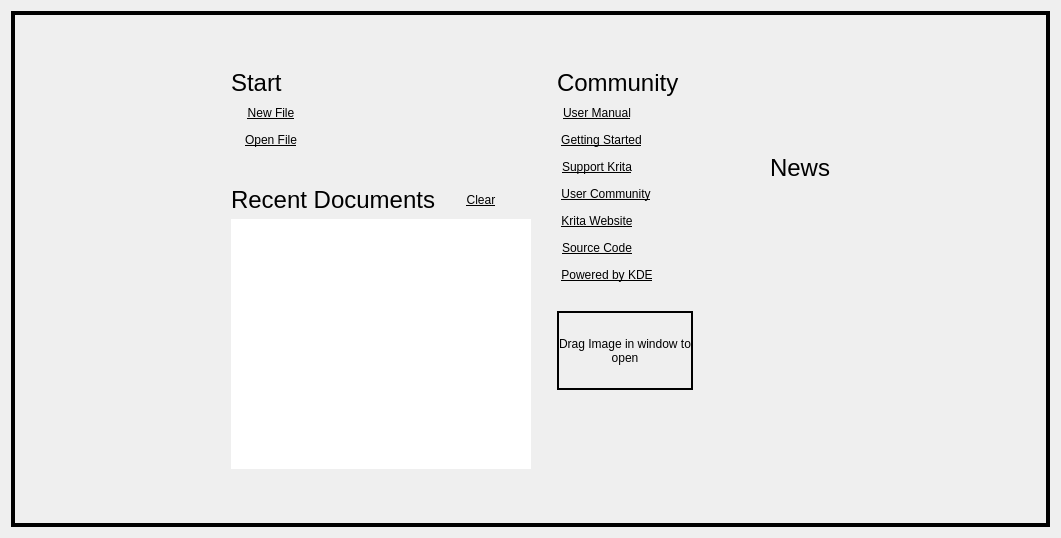
The window that libs/ui/forms/KisWelcomePage.ui (KDE/krita) describes before a commit, drawn with Qt 5.
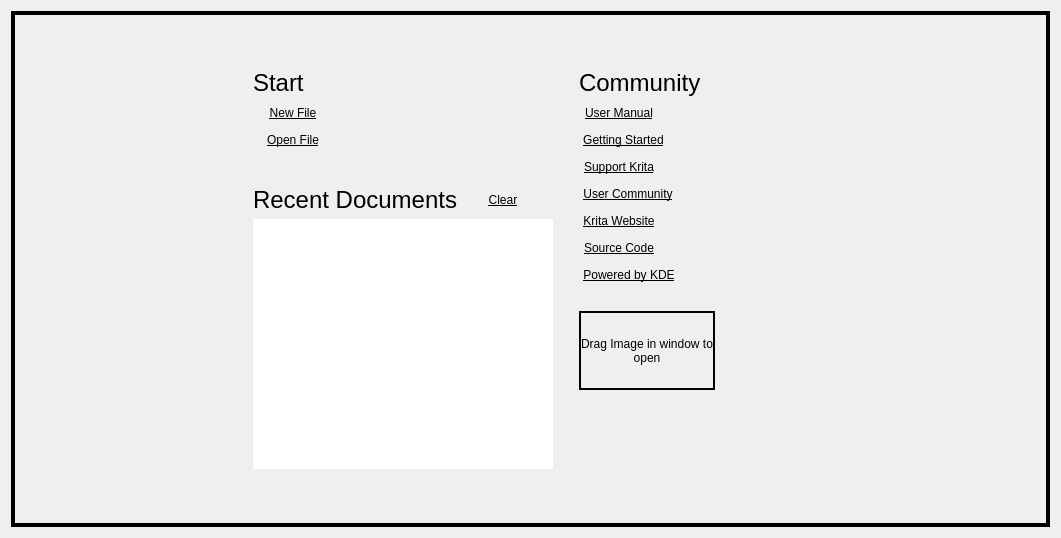
The same window after the commit. Custom widgets are drawn as their Qt base class.

Diff of the .ui file:
```diff
--- a/libs/ui/forms/KisWelcomePage.ui
+++ b/libs/ui/forms/KisWelcomePage.ui
@@ -710,28 +710,6 @@
        </layout>
       </item>
       <item row="1" column="3">
-       <layout class="QVBoxLayout" name="verticalLayout_3">
-        <item>
-         <widget class="QLabel" name="lblNews">
-          <property name="font">
-           <font>
-            <pointsize>18</pointsize>
-           </font>
-          </property>
-          <property name="text">
-           <string>News</string>
-          </property>
-          <property name="margin">
-           <number>0</number>
-          </property>
-         </widget>
-        </item>
-        <item>
-         <widget class="KisNewsWidget" name="newsWidget" native="true"/>
-        </item>
-       </layout>
-      </item>
-      <item row="1" column="4">
        <spacer name="horizontalSpacer_9">
         <property name="orientation">
          <enum>Qt::Horizontal</enum>
@@ -762,14 +740,6 @@
    </item>
   </layout>
  </widget>
- <customwidgets>
-  <customwidget>
-   <class>KisNewsWidget</class>
-   <extends>QWidget</extends>
-   <header>widgets/KisNewsWidget.h</header>
-   <container>1</container>
-  </customwidget>
- </customwidgets>
  <resources/>
  <connections/>
 </ui>
```
